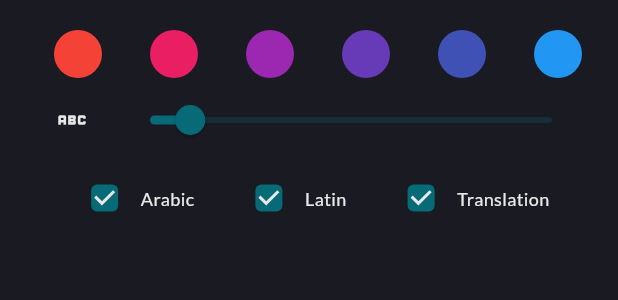
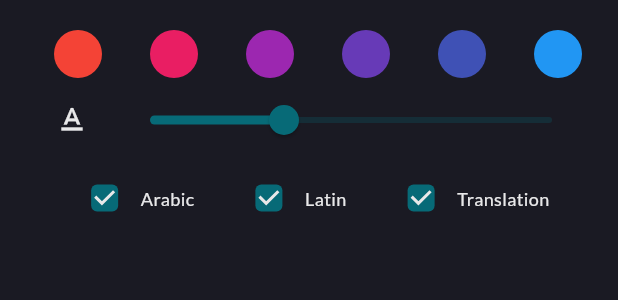
Before and after one commit to rfaturriza/muslim_book, a Flutter app: the _SettingPreviewBottomSheet widget shown alone on an empty page, opened directly, on a phone screen of 412 x 824 dp. Shown: the top 300 px of the screen. Run offline on Flutter 3.47's test engine with Material 2 defaults, Android fonts, the phone set to English and light mode, and no system bars; drawn by our look-alikes of oktoast; our stand-ins replace audioplayers, cached_network_image, connectivity_plus, dartz, dio, easy_localization and 14 more; missing offline and left inert: flutter_qiblah; accounts and stored records are empty; generated files the repository leaves out were written again; network calls fail.

Commit message:
feature(shareVerse): change icon fontSize

```diff
--- a/lib/features/quran/presentation/screens/share_verse_screen.dart
+++ b/lib/features/quran/presentation/screens/share_verse_screen.dart
@@ -245,7 +245,7 @@ class _SettingPreviewBottomSheet extends StatelessWidget {
               children: [
                 const Padding(
                   padding: EdgeInsets.all(16.0),
-                  child: Icon(Icons.abc),
+                  child: Icon(Icons.text_format),
                 ),
                 Expanded(
                   child: BlocBuilder<ShareVerseBloc, ShareVerseState>(
@@ -256,7 +256,7 @@ class _SettingPreviewBottomSheet extends StatelessWidget {
                       return Slider(
                         value: state.fontSize,
                         min: 0,
-                        max: 100,
+                        max: 30,
                         onChanged: (value) {
                           shareBloc.add(
                             ShareVerseEvent.onChangeFontSize(value),
```
